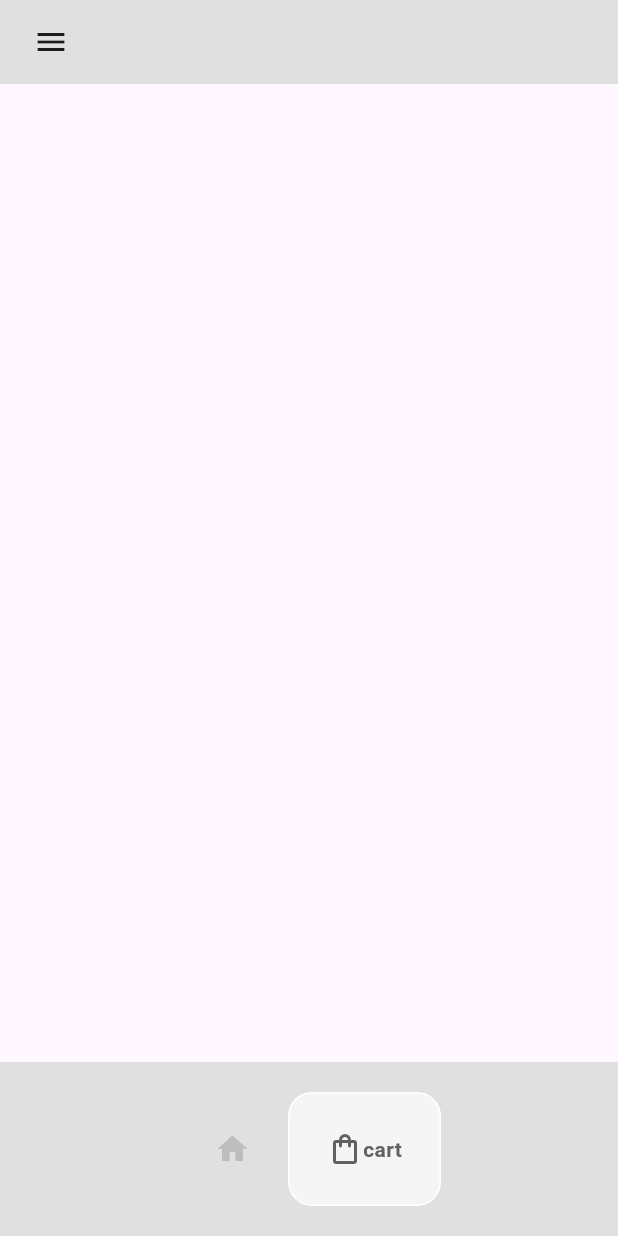
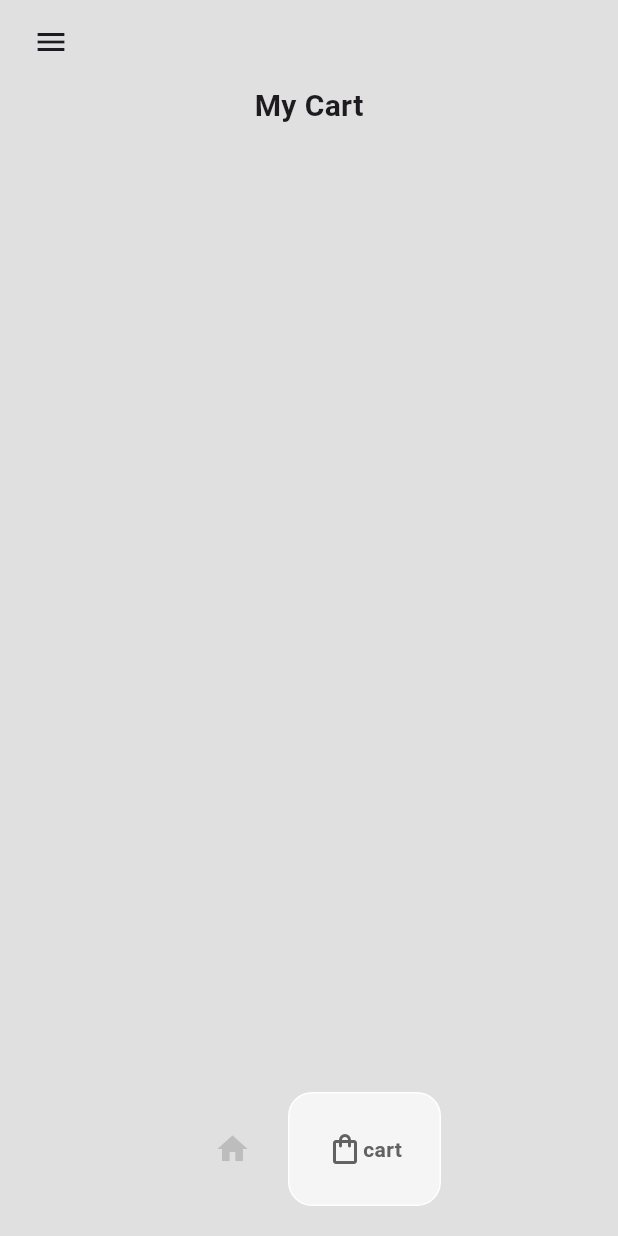
Before and after one commit to WilfredTonye/flutter-e-commerce-design, a Flutter app: the HomePage screen opened directly, item 2 of the bottom bar chosen, on a phone screen of 412 x 824 dp. Run offline on Flutter 3.47's test engine with Material 3 defaults, Android fonts, the phone set to English and light mode, and no system bars; drawn by our look-alikes of google_nav_bar.

Commit message:
Design de la page du panier

```diff
--- a/lib/pages/cart_page.dart
+++ b/lib/pages/cart_page.dart
@@ -1,4 +1,8 @@
 import 'package:flutter/material.dart';
+import 'package:flutter_project_2/components/cart_item.dart';
+import 'package:flutter_project_2/models/cart.dart';
+import 'package:flutter_project_2/models/shoe.dart';
+import 'package:provider/provider.dart';
 
 class CartPage extends StatefulWidget {
   const CartPage({super.key});
@@ -10,6 +14,32 @@ class CartPage extends StatefulWidget {
 class _CartPageState extends State<CartPage> {
   @override
   Widget build(BuildContext context) {
-    return const Scaffold();
+    return Consumer<Cart>(builder: (context, value, child) => Column(
+      children: [
+        //heading
+        Padding(
+          padding: const EdgeInsets.symmetric(horizontal: 25.0),
+          child: const Text(
+            "My Cart",
+            style: TextStyle(
+              fontWeight: FontWeight.bold,
+              fontSize: 20
+            ),
+          ),
+        ),
+        const SizedBox(height: 10,),
+        Expanded(
+          child: ListView.builder(
+            itemCount: value.getUserCart().length,
+            itemBuilder: (context, index) {
+            Shoe individuakShoe = value.getUserCart()[index];
+
+            return CartItem(
+              shoe: individuakShoe,
+            );
+          },),
+        )
+      ],
+    ),);
   }
 }
--- a/lib/pages/shop_page.dart
+++ b/lib/pages/shop_page.dart
@@ -12,6 +12,15 @@ class ShopPage extends StatefulWidget {
 }
 
 class _ShopPageState extends State<ShopPage> {
+  void addShoeToCart(Shoe shoe) {
+    Provider.of<Cart>(context, listen: false).addItemTocart(shoe);
+
+    //Message
+    showDialog(context: context, builder: (context)=> AlertDialog(
+      title: Text("Successfully added!"),
+      content: Text("Check your cart"),
+    ));
+  }
   @override
   Widget build(BuildContext context) {
     return Consumer<Cart>(builder: (context, value, child) => Column(
@@ -59,6 +68,7 @@ class _ShopPageState extends State<ShopPage> {
               Shoe shoe = value.getShoeList()[index];
               return ShoeTile(
                 shoe: shoe,
+                onTap: () => addShoeToCart(shoe),
               );
             }),
         ),
```
Also changed, not shown: lib/components/cart_item.dart (added, +42 -0 lines), lib/components/shoe_tile.dart (+6 -2 lines).
